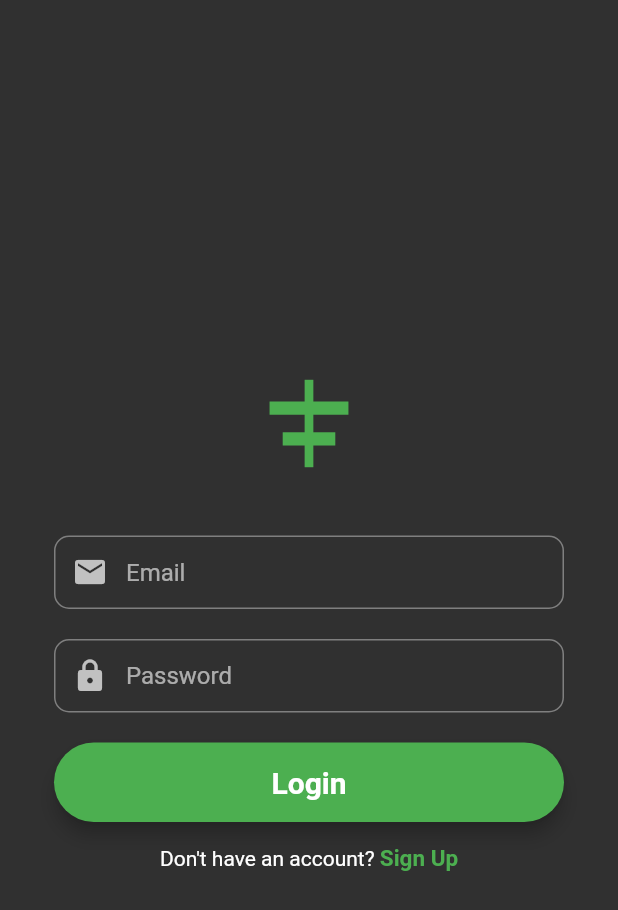
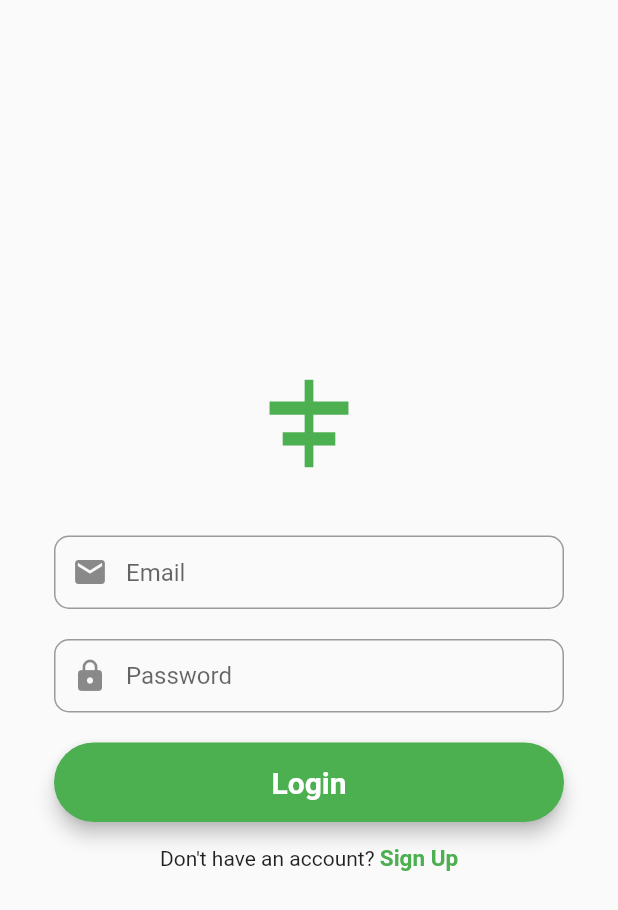
Before and after one commit to grayson40/p2p-app, a Flutter app: the screen it shows after launch, on a phone screen of 412 x 824 dp. Shown: the top 910 px of the screen. Run offline on Flutter 3.47's test engine with Material 2 defaults, Android fonts, the phone set to English and light mode, and no system bars; our stand-ins replace cloud_firestore, firebase_auth, firebase_core, fluttertoast; accounts and stored records are empty.

Commit message:
Add toggle light/dark mode

```diff
--- a/lib/main.dart
+++ b/lib/main.dart
@@ -13,17 +13,22 @@ Future<void> main() async {
 
 class MyApp extends StatelessWidget {
   const MyApp({Key? key}) : super(key: key);
-
+  static final ValueNotifier<ThemeMode> themeNotifier =
+      ValueNotifier(ThemeMode.light);
   // This widget is the root of your application.
   @override
   Widget build(BuildContext context) {
-    return MaterialApp(
-      debugShowCheckedModeBanner: false,
-      title: 'My App',
-      theme: ThemeData.dark(
-          // primarySwatch: Colors.red,
-          ),
-      home: const LoginScreen(),
-    );
+    return ValueListenableBuilder<ThemeMode>(
+        valueListenable: themeNotifier,
+        builder: (_, ThemeMode currentMode, __) {
+          return MaterialApp(
+            debugShowCheckedModeBanner: false,
+            title: 'P2P App',
+            theme: ThemeData(primarySwatch: Colors.green),
+            darkTheme: ThemeData.dark(),
+            themeMode: currentMode,
+            home: const LoginScreen(),
+          );
+        });
   }
 }
```
Also changed, not shown: lib/screens/settings_screen.dart (+24 -0 lines).
